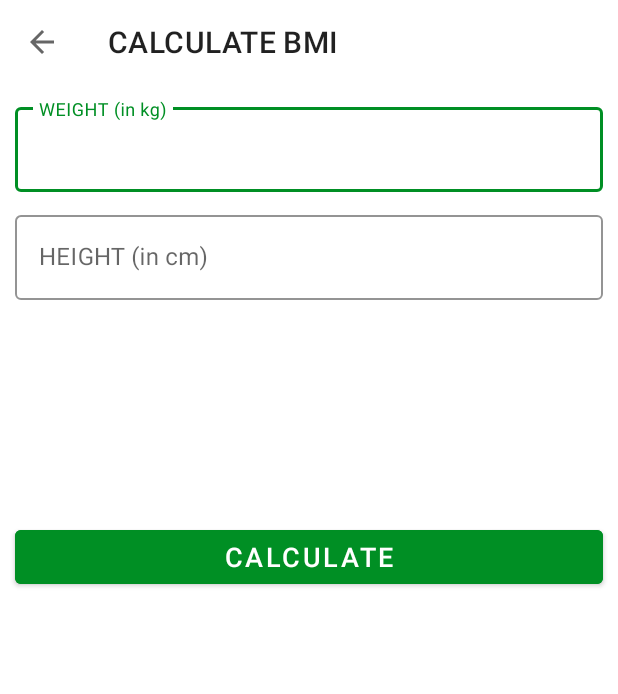
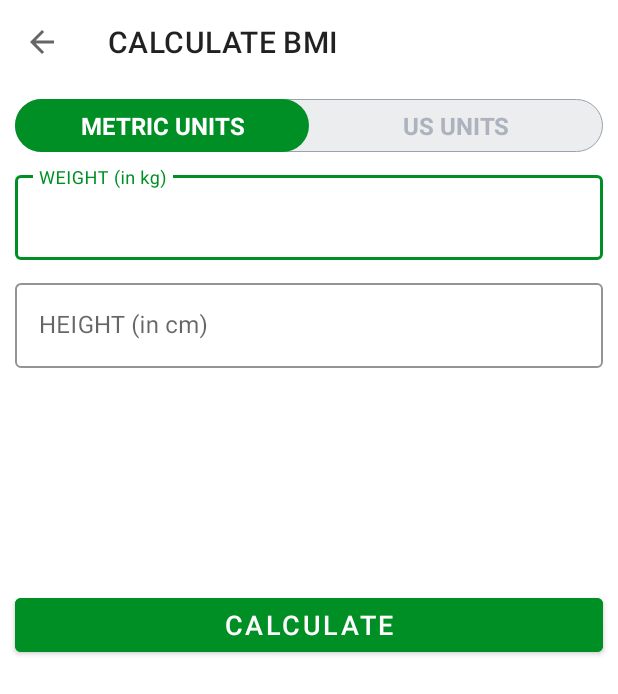
Before and after one commit to Mahavirkumar/-DailyWorkout-App, an Android app: the BMIActivity screen opened directly, with no data from a screen before it, on a phone screen of 412 x 824 dp. Shown: the top 694 px of the screen. Run offline under Robolectric (Android 15) with nearby library versions, the light colour scheme and no system bars.

Commit message:
added custom radio groups with custom radio butons

```diff
--- /dev/null
+++ b/app/src/main/res/drawable-v24/drawable_radio_group_tab_background.xml
@@ -0,0 +1,18 @@
+<?xml version="1.0" encoding="utf-8"?>
+<!--  Designed a custom background for the Radio Group.)-->
+<shape xmlns:android="http://schemas.android.com/apk/res/android"
+    android:shape="rectangle">
+
+    <solid android:color="#ECEDEF" />
+
+    <stroke
+        android:width="0.5dp"
+        android:color="#9AA2AF" />
+
+    <corners android:radius="30dp" />
+    <!--There parameters are used if you want to add a radius to all corners separately.-->
+    <!--android:bottomLeftRadius="30dp"
+        android:bottomRightRadius="30dp"
+        android:topLeftRadius="30dp"
+        android:topRightRadius="30dp"-->
+</shape>
--- /dev/null
+++ b/app/src/main/res/drawable-v24/drawable_units_tab_selector.xml
@@ -0,0 +1,14 @@
+<?xml version="1.0" encoding="utf-8"?>
+<!--TODO(Step 3 : Designed a custom selector for the Selected Item of the radio button.)-->
+<!--START-->
+<selector xmlns:android="http://schemas.android.com/apk/res/android">
+    <item android:state_checked="true">
+        <shape android:shape="rectangle">
+
+            <solid android:color="@color/colorAccent" />
+
+            <corners android:radius="30dp" />
+        </shape>
+    </item>
+</selector>
+<!--END-->
--- /dev/null
+++ b/app/src/main/res/drawable-v24/drawable_units_tab_text_color_selector.xml
@@ -0,0 +1,10 @@
+<?xml version="1.0" encoding="utf-8"?>
+<!--TODO(Step 4 : Added a selector for the text color in the radio button as per the state.)-->
+<!--START-->
+<selector xmlns:android="http://schemas.android.com/apk/res/android">
+
+    <item android:color="#FFFFFF" android:state_checked="true" />
+
+    <item android:color="#ADB3BE" android:state_checked="false" />
+</selector>
+<!--END-->
--- a/app/src/main/res/layout/activity_bmiactivity.xml
+++ b/app/src/main/res/layout/activity_bmiactivity.xml
@@ -17,6 +17,45 @@
         app:layout_constraintStart_toStartOf="parent"
         app:layout_constraintEnd_toEndOf="parent"/>
 
+    <RadioGroup
+        android:id="@+id/rgUnits"
+        android:layout_width="match_parent"
+        android:layout_height="wrap_content"
+        android:layout_below="@id/toolbar_bmi_activity"
+        android:layout_margin="10dp"
+        android:background="@drawable/drawable_radio_group_tab_background"
+        android:orientation="horizontal"
+        app:layout_constraintTop_toBottomOf="@+id/toolbar_bmi_activity">
+
+        <RadioButton
+            android:id="@+id/rbMetricUnits"
+            android:layout_width="0dp"
+            android:layout_height="35dp"
+            android:layout_weight="0.50"
+            android:background="@drawable/drawable_units_tab_selector"
+            android:button="@null"
+            android:checked="true"
+            android:gravity="center"
+            android:text="METRIC UNITS"
+            android:textColor="@drawable/drawable_units_tab_text_color_selector"
+            android:textSize="16sp"
+            android:textStyle="bold" />
+
+        <RadioButton
+            android:id="@+id/rbUsUnits"
+            android:layout_width="0dp"
+            android:layout_height="35dp"
+            android:layout_weight="0.50"
+            android:background="@drawable/drawable_units_tab_selector"
+            android:button="@null"
+            android:checked="false"
+            android:gravity="center"
+            android:text="US UNITS"
+            android:textColor="@drawable/drawable_units_tab_text_color_selector"
+            android:textSize="16sp"
+            android:textStyle="bold" />
+    </RadioGroup>
+
     <!--positioned below toolbar-->
     <com.google.android.material.textfield.TextInputLayout
         android:id="@+id/tilMetricUnitWeight"
@@ -27,7 +66,7 @@
         style="@style/Widget.MaterialComponents.TextInputLayout.OutlinedBox"
         android:layout_width="match_parent"
         android:layout_height="wrap_content"
-        app:layout_constraintTop_toBottomOf="@+id/toolbar_bmi_activity">
+        app:layout_constraintTop_toBottomOf="@+id/rgUnits">
 
         <androidx.appcompat.widget.AppCompatEditText
             android:id="@+id/etMetricUnitWeight"
```
